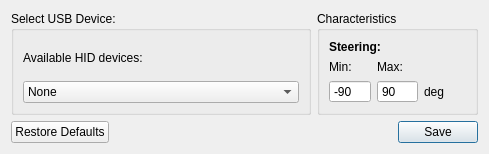
Qt form modules/hardwaremanager/action/inputclasses/ui/joystick_settings_ui.ui (tud-hri/joan) before a commit.
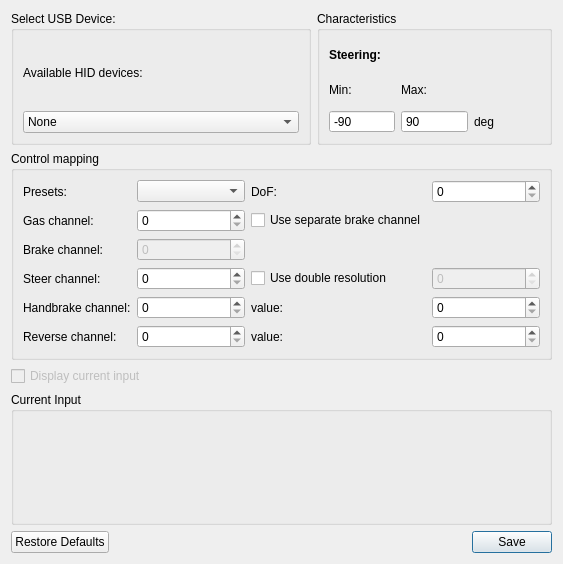
The same form after that commit.

Commit message: implemented variable key mapping for usb joysticks

What changed in the file:
```diff
--- a/modules/hardwaremanager/action/inputclasses/ui/joystick_settings_ui.ui
+++ b/modules/hardwaremanager/action/inputclasses/ui/joystick_settings_ui.ui
@@ -6,15 +6,17 @@
    <rect>
     <x>0</x>
     <y>0</y>
-    <width>489</width>
-    <height>140</height>
+    <width>563</width>
+    <height>564</height>
    </rect>
   </property>
   <property name="windowTitle">
    <string>Joystick Settings</string>
   </property>
-  <layout class="QGridLayout" name="gridLayout">
-   <item row="0" column="0">
+  <layout class="QVBoxLayout" name="verticalLayout">
+   <item>
+    <layout class="QHBoxLayout" name="horizontalLayout">
+     <item>
     <widget class="QGroupBox" name="groupBox">
      <property name="minimumSize">
       <size>
@@ -55,7 +57,7 @@
      </layout>
     </widget>
    </item>
-   <item row="0" column="1">
+     <item>
     <widget class="QGroupBox" name="groupBox_2">
      <property name="title">
       <string>Characteristics</string>
@@ -149,7 +151,182 @@
      </layout>
     </widget>
    </item>
-   <item row="1" column="0" colspan="2">
+    </layout>
+   </item>
+   <item>
+    <widget class="QGroupBox" name="groupBox_4">
+     <property name="title">
+      <string>Control mapping</string>
+     </property>
+     <layout class="QGridLayout" name="gridLayout_4">
+      <item row="5" column="1">
+       <widget class="QSpinBox" name="reverseChannelSpinBox">
+        <property name="maximum">
+         <number>64</number>
+        </property>
+       </widget>
+      </item>
+      <item row="5" column="3">
+       <widget class="QSpinBox" name="reverseValueSpinBox">
+        <property name="maximum">
+         <number>255</number>
+        </property>
+       </widget>
+      </item>
+      <item row="0" column="1">
+       <widget class="QComboBox" name="presetsComboBox"/>
+      </item>
+      <item row="0" column="0">
+       <widget class="QLabel" name="label_2">
+        <property name="text">
+         <string>Presets:</string>
+        </property>
+       </widget>
+      </item>
+      <item row="2" column="0">
+       <widget class="QLabel" name="label_4">
+        <property name="text">
+         <string>Brake channel:</string>
+        </property>
+       </widget>
+      </item>
+      <item row="2" column="1">
+       <widget class="QSpinBox" name="brakeChannelSpinBox">
+        <property name="enabled">
+         <bool>false</bool>
+        </property>
+        <property name="maximum">
+         <number>64</number>
+        </property>
+       </widget>
+      </item>
+      <item row="1" column="0">
+       <widget class="QLabel" name="label_3">
+        <property name="text">
+         <string>Gas channel:</string>
+        </property>
+       </widget>
+      </item>
+      <item row="5" column="0">
+       <widget class="QLabel" name="label_11">
+        <property name="text">
+         <string>Reverse channel:</string>
+        </property>
+       </widget>
+      </item>
+      <item row="1" column="1">
+       <widget class="QSpinBox" name="gasChannelSpinBox">
+        <property name="maximum">
+         <number>64</number>
+        </property>
+       </widget>
+      </item>
+      <item row="1" column="2">
+       <widget class="QCheckBox" name="useSeparateBrakeChannelCheckBox">
+        <property name="text">
+         <string>Use separate brake channel</string>
+        </property>
+       </widget>
+      </item>
+      <item row="4" column="3">
+       <widget class="QSpinBox" name="handBrakeValueSpinBox">
+        <property name="maximum">
+         <number>255</number>
+        </property>
+       </widget>
+      </item>
+      <item row="4" column="0">
+       <widget class="QLabel" name="label_5">
+        <property name="text">
+         <string>Handbrake channel:</string>
+        </property>
+       </widget>
+      </item>
+      <item row="4" column="1">
+       <widget class="QSpinBox" name="handBrakeChannelSpinBox">
+        <property name="maximum">
+         <number>64</number>
+        </property>
+       </widget>
+      </item>
+      <item row="4" column="2">
+       <widget class="QLabel" name="label_6">
+        <property name="text">
+         <string>value:</string>
+        </property>
+       </widget>
+      </item>
+      <item row="5" column="2">
+       <widget class="QLabel" name="label_12">
+        <property name="text">
+         <string>value:</string>
+        </property>
+       </widget>
+      </item>
+      <item row="3" column="0">
+       <widget class="QLabel" name="label_13">
+        <property name="text">
+         <string>Steer channel:</string>
+        </property>
+       </widget>
+      </item>
+      <item row="3" column="1">
+       <widget class="QSpinBox" name="steerFirstChannelSpinBox">
+        <property name="maximum">
+         <number>64</number>
+        </property>
+       </widget>
+      </item>
+      <item row="0" column="2">
+       <widget class="QLabel" name="label_14">
+        <property name="text">
+         <string>DoF:</string>
+        </property>
+       </widget>
+      </item>
+      <item row="0" column="3">
+       <widget class="QSpinBox" name="dofSpinBox">
+        <property name="maximum">
+         <number>65</number>
+        </property>
+       </widget>
+      </item>
+      <item row="3" column="2">
+       <widget class="QCheckBox" name="useDoubleSteerResolutionCheckBox">
+        <property name="text">
+         <string>Use double resolution</string>
+        </property>
+       </widget>
+      </item>
+      <item row="3" column="3">
+       <widget class="QSpinBox" name="steerSecondChannelSpinBox">
+        <property name="enabled">
+         <bool>false</bool>
+        </property>
+       </widget>
+      </item>
+     </layout>
+    </widget>
+   </item>
+   <item>
+    <widget class="QCheckBox" name="displayCurrentInputCheckBox">
+     <property name="enabled">
+      <bool>false</bool>
+     </property>
+     <property name="text">
+      <string>Display current input</string>
+     </property>
+    </widget>
+   </item>
+   <item>
+    <widget class="QGroupBox" name="currentInputGroupBox">
+     <property name="title">
+      <string>Current Input</string>
+     </property>
+     <layout class="QGridLayout" name="gridLayout"/>
+    </widget>
+   </item>
+   <item>
     <widget class="QDialogButtonBox" name="button_box_settings">
      <property name="orientation">
       <enum>Qt::Horizontal</enum>
```
Lines whose indentation alone changed are shown as unchanged. The commit also changes 2 other files.
